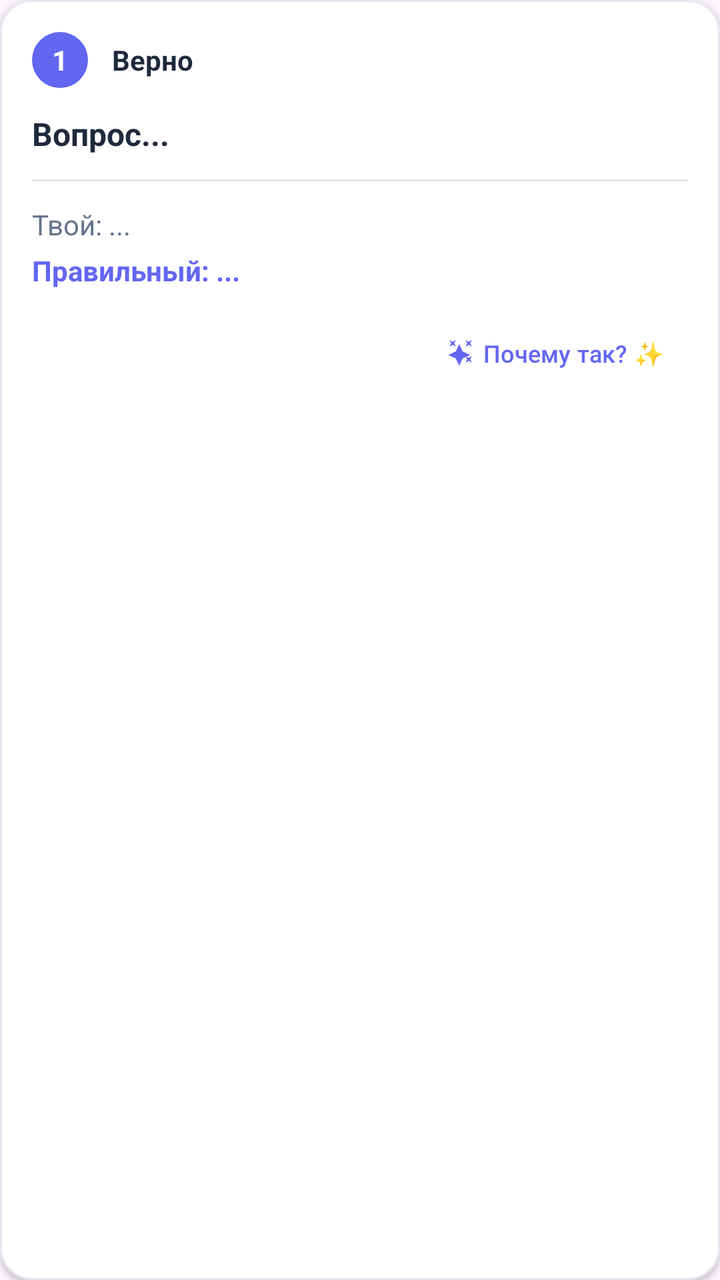
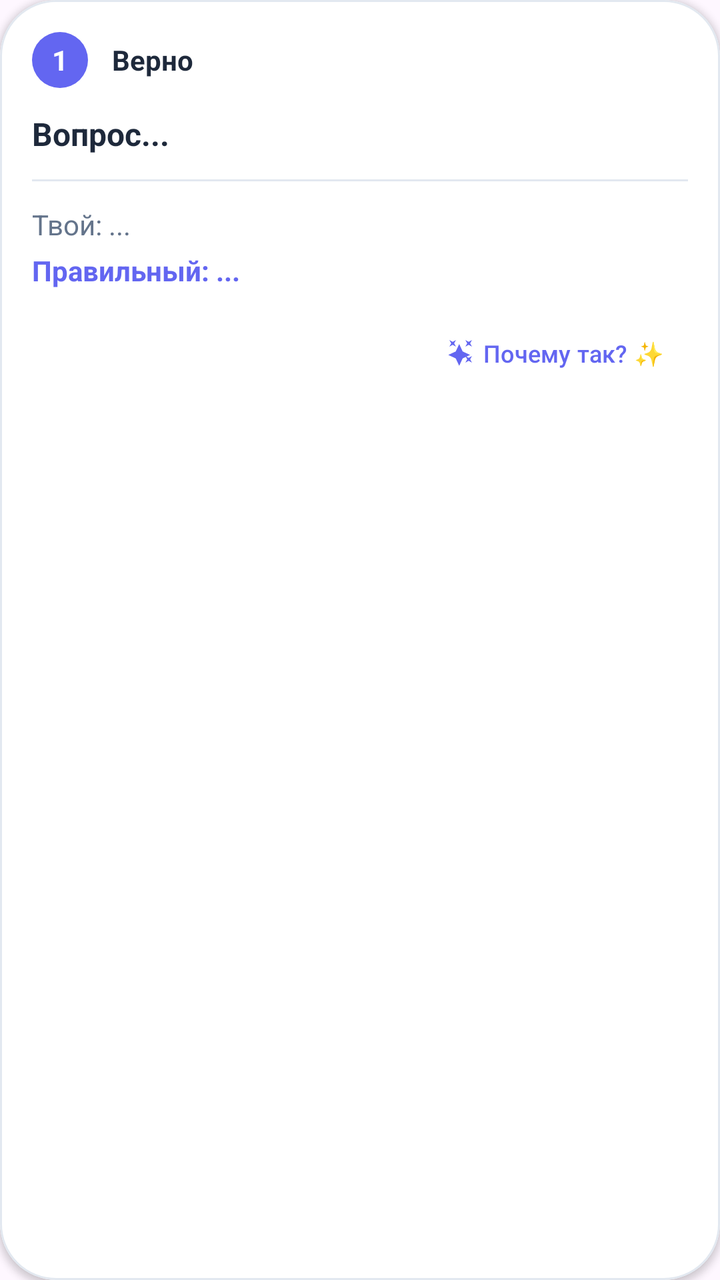

Before-and-after screenshots of an Android layout around one commit, followed by the original layout XML and the change that was made.
<!-- AndroidManifest.xml: application theme Theme.Quiz -->
<!-- res/layout/item_answer_detail.xml -->
<?xml version="1.0" encoding="utf-8"?>
<com.google.android.material.card.MaterialCardView xmlns:android="http://schemas.android.com/apk/res/android"
    xmlns:app="http://schemas.android.com/apk/res-auto"
    android:id="@+id/cardResult"
    android:layout_width="match_parent"
    android:layout_height="wrap_content"
    android:layout_marginBottom="16dp"
    app:cardCornerRadius="16dp"
    app:cardElevation="2dp"
    app:cardBackgroundColor="@color/option_bg"
    app:strokeWidth="1dp"
    app:strokeColor="@color/track_gray">

    <LinearLayout
        android:layout_width="match_parent"
        android:layout_height="wrap_content"
        android:orientation="vertical"
        android:padding="16dp">

        <LinearLayout
            android:layout_width="match_parent"
            android:layout_height="wrap_content"
            android:gravity="center_vertical"
            android:orientation="horizontal">

            <TextView
                android:id="@+id/tvNumber"
                android:layout_width="28dp"
                android:layout_height="28dp"
                android:background="@drawable/bg_circle_purple"
                android:gravity="center"
                android:text="1"
                android:textColor="@android:color/white"
                android:textSize="14sp"
                android:textStyle="bold" />

            <TextView
                android:id="@+id/tvStatus"
                android:layout_width="wrap_content"
                android:layout_height="wrap_content"
                android:layout_marginStart="12dp"
                android:text="Верно"
                android:textColor="@color/border_dark"
                android:textSize="14sp"
                android:textStyle="bold" />
        </LinearLayout>

        <TextView
            android:id="@+id/tvQuestion"
            android:layout_width="match_parent"
            android:layout_height="wrap_content"
            android:layout_marginTop="12dp"
            android:text="Вопрос..."
            android:textColor="@color/border_dark"
            android:textSize="16sp"
            android:textStyle="bold" />

        <View
            android:layout_width="match_parent"
            android:layout_height="1dp"
            android:layout_marginTop="12dp"
            android:background="@color/track_gray" />

        <TextView
            android:id="@+id/tvYour"
            android:layout_width="match_parent"
            android:layout_height="wrap_content"
            android:layout_marginTop="12dp"
            android:text="Твой: ..."
            android:textColor="@color/muted_gray"
            android:textSize="14sp" />

        <TextView
            android:id="@+id/tvCorrect"
            android:layout_width="match_parent"
            android:layout_height="wrap_content"
            android:layout_marginTop="4dp"
            android:text="Правильный: ..."
            android:textColor="@color/brand_purple"
            android:textSize="14sp"
            android:textStyle="bold" />

        <com.google.android.material.button.MaterialButton
            android:id="@+id/btnExplain"
            style="@style/Widget.Material3.Button.TextButton"
            android:layout_width="wrap_content"
            android:layout_height="wrap_content"
            android:layout_marginTop="8dp"
            android:layout_gravity="end"
            android:text="Почему так? ✨"
            android:textColor="@color/brand_purple"
            android:textSize="12sp"
            app:icon="@drawable/ic_ai_stars"
            app:iconSize="16dp"
            app:iconTint="@color/brand_purple" />

    </LinearLayout>
</com.google.android.material.card.MaterialCardView>
<!-- resources referenced by this layout -->
<resources>
  <color name="border_dark">#1E293B</color>
  <color name="brand_purple">#6366F1</color>
  <color name="muted_gray">#64748B</color>
  <color name="option_bg">#FFFFFF</color>
  <color name="track_gray">#E2E8F0</color>
  <!-- drawable bg_circle_purple (drawable) -->
  <?xml version="1.0" encoding="utf-8"?>
  <shape xmlns:android="http://schemas.android.com/apk/res/android"
      android:shape="oval">
      <solid android:color="@color/brand_purple" />
  </shape>
  <!-- drawable ic_ai_stars (drawable) -->
  <vector xmlns:android="http://schemas.android.com/apk/res/android"
      android:width="24dp"
      android:height="24dp"
      android:viewportWidth="24"
      android:viewportHeight="24">
    <path
        android:fillColor="#000000"
        android:pathData="L7.5,5.6L10,7L8.6,4.5L10,2L7.5,3.4L5,2L6.4,4.5L5,7L7.5,5.6ZM19.5,15.4L17,14L18.4,16.5L17,19L19.5,17.6L22,19L20.6,16.5L22,14L19.5,15.4ZM22,2L19.5,3.4L17,2L18.4,4.5L17,7L19.5,5.6L22,7L20.6,4.5L22,2ZM15,10.6L12.4,5L9.8,10.6L4.2,13.2L9.8,15.8L12.4,21.4L15,15.8L20.6,13.2L15,10.6Z"/>
  </vector>
  <style name="Theme.Quiz" parent="Base.Theme.Quiz" />
  <style name="Base.Theme.Quiz" parent="Theme.Material3.Light.NoActionBar">
          
          
      </style>
</resources>

<!-- the commit's change to res/layout/item_answer_detail.xml (unified diff, before → after) -->
@@ -5,7 +5,7 @@
     android:layout_width="match_parent"
     android:layout_height="wrap_content"
     android:layout_marginBottom="16dp"
-    app:cardCornerRadius="16dp"
+    app:cardCornerRadius="28dp"
     app:cardElevation="2dp"
     app:cardBackgroundColor="@color/option_bg"
     app:strokeWidth="1dp"
